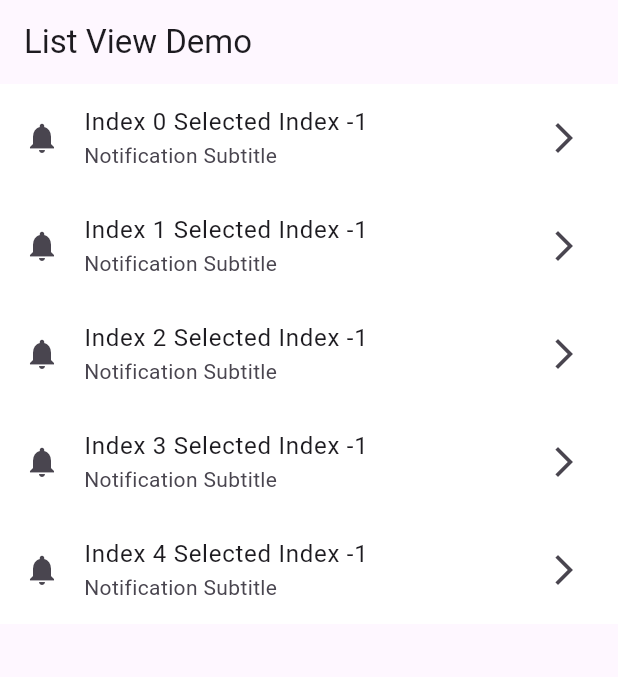
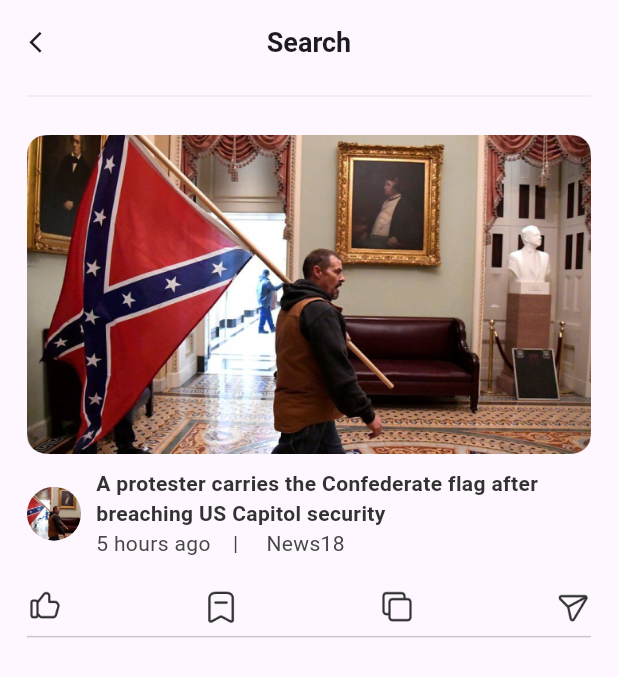
Before and after one commit to MuhammadAliKust/Hamza-Shawal-Project, a Flutter app: the screen it shows after launch, on a phone screen of 412 x 824 dp. Shown: the top 677 px of the screen. Run offline on Flutter 3.47's test engine with Material 3 defaults, Android fonts, the phone set to English and light mode, and no system bars.

Commit message:
Search Selection Done

```diff
--- a/lib/list_view.dart
+++ b/lib/list_view.dart
@@ -24,7 +24,7 @@ class _ListViewDemoState extends State<ListViewDemo> {
                 selectedIndex = i;
                 setState(() {});
               },
-              leading: Icon(Icons.notifications),
+              leading: Text(i.toString()),
               title: Text("Index $i Selected Index $selectedIndex"),
               subtitle: Text("Notification Subtitle"),
               trailing: Icon(Icons.arrow_forward_ios),
--- a/lib/main.dart
+++ b/lib/main.dart
@@ -1,5 +1,6 @@
 import 'package:demo_project/list_view.dart';
 import 'package:demo_project/login_view.dart';
+import 'package:demo_project/search_view.dart';
 import 'package:demo_project/test.dart';
 import 'package:flutter/material.dart';
 
@@ -13,7 +14,7 @@ class MyApp extends StatelessWidget {
   @override
   Widget build(BuildContext context) {
     return MaterialApp(
-      home: ListViewDemo(),
+      home: SearchView(),
 
     );
   }
--- /dev/null
+++ b/lib/search_view.dart
@@ -0,0 +1,100 @@
+import 'package:flutter/material.dart';
+
+class SearchView extends StatelessWidget {
+  const SearchView({super.key});
+
+  @override
+  Widget build(BuildContext context) {
+    return Scaffold(
+      appBar: AppBar(
+        title: Text(
+          "Search",
+          style: TextStyle(fontSize: 18, fontWeight: FontWeight.w700),
+        ),
+        centerTitle: true,
+        leading: Icon(
+          Icons.arrow_back_ios,
+          size: 17,
+        ),
+      ),
+      body: Padding(
+        padding: const EdgeInsets.symmetric(horizontal: 18.0),
+        child: Column(
+          children: [
+            Divider(color: Color(0xffEBEBEF)),
+            SizedBox(
+              height: 18,
+            ),
+            Image.asset('assets/images/header.png'),
+            SizedBox(
+              height: 10,
+            ),
+            Row(
+              children: [
+                ClipRRect(
+                  borderRadius: BorderRadius.circular(100),
+                  child: Image.asset(
+                    'assets/images/header.png',
+                    fit: BoxFit.cover,
+                    height: 36,
+                    width: 36,
+                  ),
+                ),
+                SizedBox(
+                  width: 10,
+                ),
+                Expanded(
+                  child: Column(
+                    crossAxisAlignment: CrossAxisAlignment.start,
+                    children: [
+                      Text(
+                        "A protester carries the Confederate flag after breaching US Capitol security",
+                        style: TextStyle(
+                            fontSize: 14,
+                            fontWeight: FontWeight.w600,
+                            color: Color(0xff323232)),
+                      ),
+                      Text(
+                        "5 hours ago    |     News18",
+                        style: TextStyle(color: Color(0xff464646)),
+                      ),
+                    ],
+                  ),
+                )
+              ],
+            ),
+            SizedBox(
+              height: 20,
+            ),
+            Row(
+              mainAxisAlignment: MainAxisAlignment.spaceBetween,
+              children: [
+                Image.asset(
+                  'assets/images/thumb.png',
+                  height: 24,
+                  width: 24,
+                ),
+                Image.asset(
+                  'assets/images/bookmark.png',
+                  height: 24,
+                  width: 24,
+                ),
+                Image.asset(
+                  'assets/images/copy.png',
+                  height: 24,
+                  width: 24,
+                ),
+                Image.asset(
+                  'assets/images/send.png',
+                  height: 24,
+                  width: 24,
+                ),
+              ],
+            ),
+            Divider()
+          ],
+        ),
+      ),
+    );
+  }
+}
```
Also changed, not shown: assets/images/bookmark.png (added), assets/images/copy.png (added), assets/images/header.png (added), assets/images/send.png (added), assets/images/thumb.png (added), pubspec.lock.
